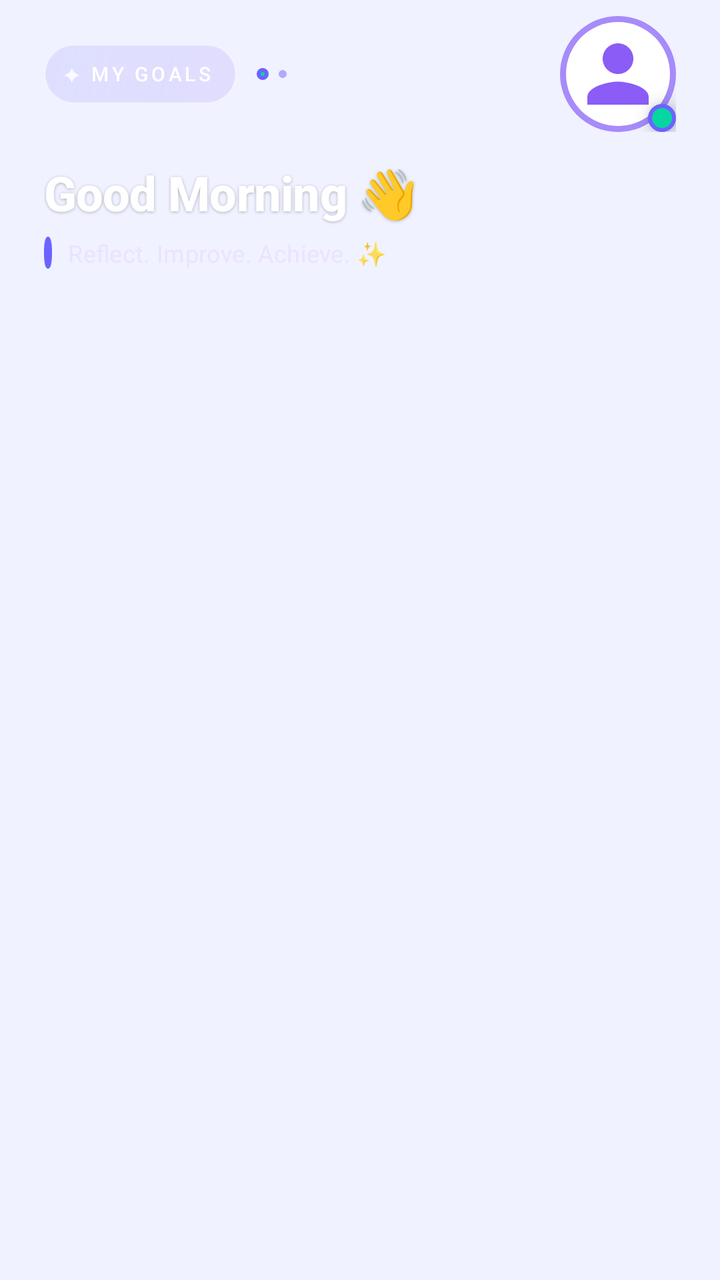
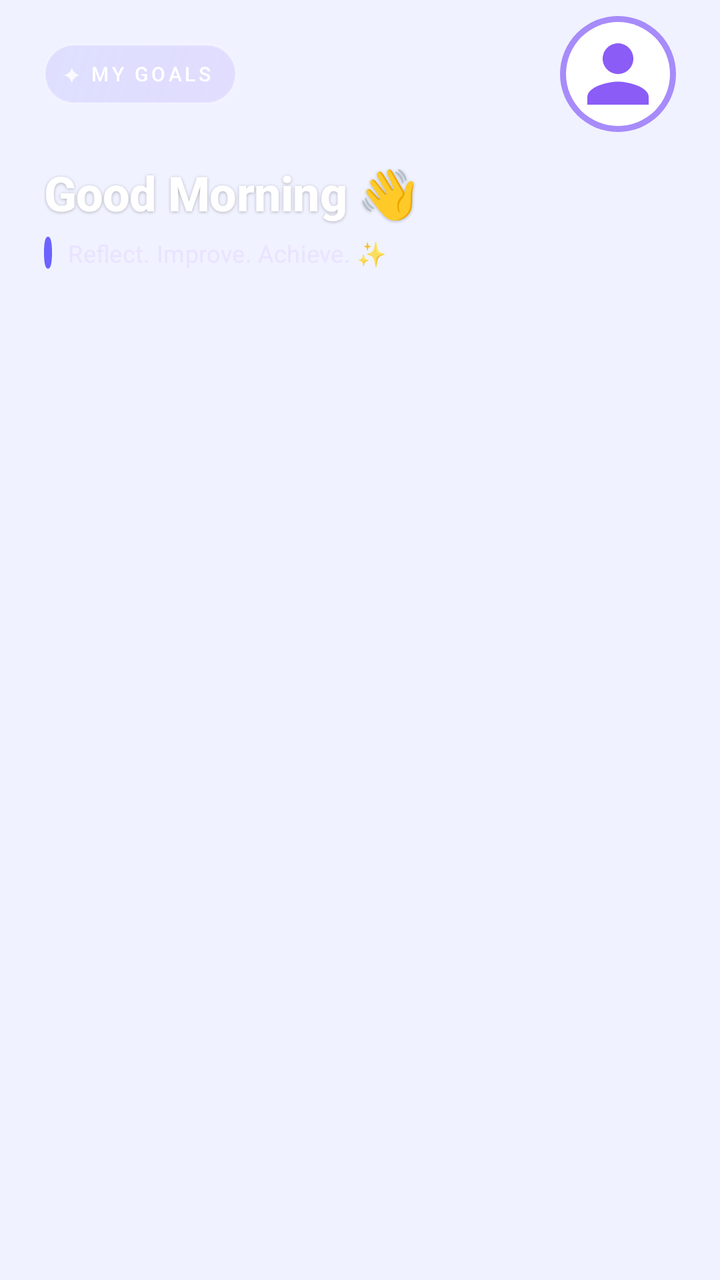

Screens rendered from an Android XML layout before and after an edit, with the pre-edit source and the edit as a unified diff.
<!-- AndroidManifest.xml: application theme Theme.Personal_Refelection -->
<!-- res/layout/layout_top_nav.xml -->
<?xml version="1.0" encoding="utf-8"?>
<LinearLayout
    xmlns:android="http://schemas.android.com/apk/res/android"
    xmlns:app="http://schemas.android.com/apk/res-auto"
    android:id="@+id/topNavInclude"
    android:layout_width="match_parent"
    android:layout_height="wrap_content"
    android:orientation="vertical"
    android:background="@android:color/transparent"
    android:paddingStart="22dp"
    android:paddingEnd="22dp"
    android:paddingTop="8dp"
    android:paddingBottom="18dp">

    
    <LinearLayout
        android:layout_width="match_parent"
        android:layout_height="wrap_content"
        android:orientation="horizontal"
        android:gravity="center_vertical">

        
        <LinearLayout
            android:layout_width="wrap_content"
            android:layout_height="30dp"
            android:orientation="horizontal"
            android:background="@drawable/bg_label_pill"
            android:gravity="center_vertical"
            android:paddingStart="10dp"
            android:paddingEnd="12dp">

            
            <TextView
                android:layout_width="wrap_content"
                android:layout_height="wrap_content"
                android:text="✦"
                android:textColor="#CCFFFFFF"
                android:textSize="9sp"
                android:includeFontPadding="false"
                android:layout_marginEnd="5dp"/>

            <TextView
                android:id="@+id/topNavScreenLabel"
                android:layout_width="wrap_content"
                android:layout_height="wrap_content"
                android:text="MY GOALS"
                android:textColor="#FFFFFF"
                android:textSize="10sp"
                android:letterSpacing="0.16"
                android:textAllCaps="true"
                android:fontFamily="sans-serif-medium" />
        </LinearLayout>

        
        <View
            android:layout_width="6dp"
            android:layout_height="6dp"
            android:layout_marginStart="10dp"
            android:background="@drawable/bg_status_dot" />
        <View
            android:layout_width="4dp"
            android:layout_height="4dp"
            android:layout_marginStart="5dp"
            android:alpha="0.5"
            android:background="@drawable/bg_status_dot" />

        <View android:layout_width="0dp" android:layout_height="1dp" android:layout_weight="1"/>

        
        <FrameLayout
            android:id="@+id/topNavProfileIcon"
            android:layout_width="58dp"
            android:layout_height="58dp"
            android:clickable="true"
            android:focusable="true"
            android:elevation="4dp">

            
            <View
                android:layout_width="58dp"
                android:layout_height="58dp"
                android:background="@drawable/bg_avatar_ring_modern" />

            
            <ImageView
                android:id="@+id/topNavProfileImage"
                android:layout_width="46dp"
                android:layout_height="46dp"
                android:layout_gravity="center"
                android:scaleType="centerCrop"
                android:clipToOutline="true"
                android:background="@drawable/bg_avatar_circle_white"
                android:src="@drawable/ic_profile"
                android:contentDescription="@string/content_desc_profile_icon" />

            
            <View
                android:layout_width="14dp"
                android:layout_height="14dp"
                android:layout_gravity="bottom|end"
                android:layout_marginEnd="0dp"
                android:layout_marginBottom="0dp"
                android:background="@drawable/bg_status_dot"
                android:elevation="6dp" />

        </FrameLayout>
    </LinearLayout>

    
    <TextView
        android:id="@+id/topNavGreeting"
        android:layout_width="wrap_content"
        android:layout_height="wrap_content"
        android:layout_marginTop="14dp"
        android:text="Good Morning 👋"
        android:textColor="#FFFFFF"
        android:textSize="24sp"
        android:textStyle="bold"
        android:fontFamily="sans-serif-medium"
        android:letterSpacing="-0.01"
        android:shadowColor="#44000000"
        android:shadowDx="0"
        android:shadowDy="1"
        android:shadowRadius="4" />

    
    <LinearLayout
        android:layout_width="wrap_content"
        android:layout_height="wrap_content"
        android:orientation="horizontal"
        android:gravity="center_vertical"
        android:layout_marginTop="6dp">

        
        <View
            android:layout_width="4dp"
            android:layout_height="16dp"
            android:background="@drawable/bg_status_dot"
            android:layout_marginEnd="8dp" />

        <TextView
            android:id="@+id/topNavTagline"
            android:layout_width="wrap_content"
            android:layout_height="wrap_content"
            android:text="Reflect. Improve. Achieve. ✨"
            android:textColor="#CCE8DEFF"
            android:textSize="12sp"
            android:fontFamily="sans-serif"
            android:letterSpacing="0.01" />
    </LinearLayout>

</LinearLayout>
<!-- resources referenced by this layout -->
<resources>
  <!-- drawable bg_avatar_circle_white (drawable) -->
  <?xml version="1.0" encoding="utf-8"?>
  <shape xmlns:android="http://schemas.android.com/apk/res/android"
      android:shape="oval">
      <solid android:color="#33FFFFFF" />
  </shape>
  <!-- drawable bg_avatar_ring_modern (drawable) -->
  <?xml version="1.0" encoding="utf-8"?>
  <layer-list xmlns:android="http://schemas.android.com/apk/res/android">
      
      <item>
          <shape android:shape="oval">
              <solid android:color="#A78BFA" />
          </shape>
      </item>
      
      <item android:top="3dp" android:bottom="3dp"
            android:left="3dp" android:right="3dp">
          <shape android:shape="oval">
              <solid android:color="#FFFFFF" />
          </shape>
      </item>
  </layer-list>
  <!-- drawable bg_label_pill (drawable) -->
  <?xml version="1.0" encoding="utf-8"?>
  <shape xmlns:android="http://schemas.android.com/apk/res/android"
      android:shape="rectangle">
      <gradient
          android:startColor="#33A78BFA"
          android:endColor="#226C63FF"
          android:angle="135"
          android:type="linear"/>
      <corners android:radius="20dp" />
      <stroke android:width="1dp" android:color="#44FFFFFF" />
  </shape>
  <!-- drawable bg_status_dot (drawable) -->
  <?xml version="1.0" encoding="utf-8"?>
  <shape xmlns:android="http://schemas.android.com/apk/res/android"
      android:shape="oval">
      <solid android:color="#06D6A0" />
      <stroke android:width="2dp" android:color="#6C63FF" />
  </shape>
  <!-- drawable ic_profile (drawable) -->
  <vector xmlns:android="http://schemas.android.com/apk/res/android"
      android:width="24dp"
      android:height="24dp"
      android:viewportWidth="24"
      android:viewportHeight="24">
      
      <path android:fillColor="#8B5CF6"
          android:pathData="M12,12c2.21,0 4,-1.79 4,-4s-1.79,-4 -4,-4 -4,1.79 -4,4 1.79,4 4,4z"/>
      
      <path android:fillColor="#8B5CF6"
          android:pathData="M12,14c-2.67,0 -8,1.34 -8,4v2h16v-2c0,-2.66 -5.33,-4 -8,-4z"/>
  </vector>
  <string name="content_desc_profile_icon">Profile icon</string>
  <style name="Theme.Personal_Refelection" parent="Base.Theme.Personal_Refelection" />
  <style name="Base.Theme.Personal_Refelection" parent="Theme.Material3.DayNight.NoActionBar">
          <item name="colorPrimary">@color/primary_green</item>
          <item name="colorPrimaryVariant">@color/primary_green_dark</item>
          <item name="colorOnPrimary">@color/white</item>
          <item name="colorSecondary">@color/accent_teal</item>
          <item name="android:windowBackground">@color/background</item>
          <item name="android:statusBarColor">@android:color/transparent</item>
          <item name="android:navigationBarColor">@color/background</item>
          <item name="android:windowLightStatusBar">false</item>
          <item name="android:windowTranslucentStatus">false</item>
      </style>
  <color name="primary_green">#6C63FF</color>
  <color name="primary_green_dark">#4F46E5</color>
  <color name="white">#FFFFFFFF</color>
  <color name="accent_teal">#06D6A0</color>
  <color name="background">#F0F2FF</color>
</resources>

<!-- the commit's change to res/layout/layout_top_nav.xml (unified diff, before → after) -->
@@ -52,17 +52,8 @@
         </LinearLayout>
 
         
-        <View
-            android:layout_width="6dp"
-            android:layout_height="6dp"
-            android:layout_marginStart="10dp"
-            android:background="@drawable/bg_status_dot" />
-        <View
-            android:layout_width="4dp"
-            android:layout_height="4dp"
-            android:layout_marginStart="5dp"
-            android:alpha="0.5"
-            android:background="@drawable/bg_status_dot" />
+
+
 
         <View android:layout_width="0dp" android:layout_height="1dp" android:layout_weight="1"/>
 
@@ -94,14 +85,7 @@
                 android:contentDescription="@string/content_desc_profile_icon" />
 
             
-            <View
-                android:layout_width="14dp"
-                android:layout_height="14dp"
-                android:layout_gravity="bottom|end"
-                android:layout_marginEnd="0dp"
-                android:layout_marginBottom="0dp"
-                android:background="@drawable/bg_status_dot"
-                android:elevation="6dp" />
+
 
         </FrameLayout>
     </LinearLayout>
